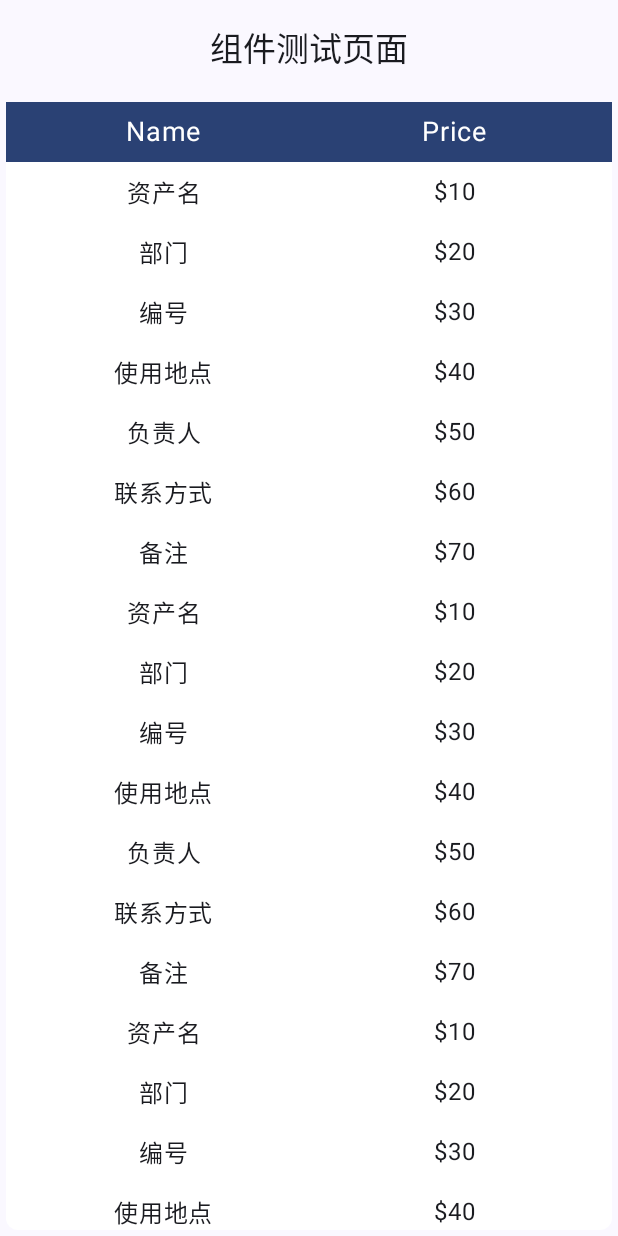
After one commit to fub1/ams, an Android app built with Jetpack Compose: the ComposeScreen screen opened through its navigation route, on a phone screen of 412 x 824 dp. The commit adds this screen. Run offline under Robolectric (Android 15) with nearby library versions, the phone set to English and light mode, and no system bars; our stand-ins replace Dagger/Hilt's generated code; 2 statements that could not run were skipped.

Commit message:
home页面资产管理菜单实现、滑动列表组件实现、datapicker有报错

```diff
--- a/app/build.gradle.kts
+++ b/app/build.gradle.kts
@@ -130,7 +130,7 @@ protobuf {
 
 
 dependencies {
-    implementation (libs.kotlinx.serialization.json)
+    implementation(libs.kotlinx.serialization.json.v151) // 确保版本与你的插件版本匹配
 
     // Libs Group1: AndroidX.core
     // https://developer.android.com/jetpack/androidx/releases/core
@@ -138,6 +138,7 @@ dependencies {
     implementation(libs.androidx.core.ktx)
     // To use the Animator APIs
     implementation(libs.androidx.core.animation)
+    implementation(libs.androidx.runtime.livedata)
 
     // To test the Animator APIs
     androidTestImplementation(libs.androidx.core.animation.testing)
--- /dev/null
+++ b/app/src/main/java/com/crty/ams/core/ui/compose/data_picker/CityModel.kt
@@ -0,0 +1,5 @@
+package com.crty.ams.core.ui.compose.data_picker
+
+
+import kotlinx.serialization.Serializable
+import kotlinx.serialization.SerialName
--- /dev/null
+++ b/app/src/main/java/com/crty/ams/core/ui/compose/roll_list/ComposeScreen.kt
@@ -0,0 +1,110 @@
+package com.crty.ams.core.ui.compose.roll_list
+
+import android.annotation.SuppressLint
+import androidx.compose.foundation.layout.Column
+import androidx.compose.foundation.layout.fillMaxSize
+import androidx.compose.foundation.layout.padding
+import androidx.compose.material3.Button
+import androidx.compose.material3.CenterAlignedTopAppBar
+import androidx.compose.material3.ExperimentalMaterial3Api
+import androidx.compose.material3.Scaffold
+import androidx.compose.material3.Text
+import androidx.compose.runtime.Composable
+import androidx.compose.runtime.getValue
+import androidx.compose.runtime.mutableStateOf
+import androidx.compose.runtime.remember
+import androidx.compose.runtime.setValue
+import androidx.compose.ui.Alignment
+import androidx.compose.ui.Modifier
+import androidx.compose.ui.platform.LocalContext
+import androidx.compose.ui.unit.dp
+import androidx.hilt.navigation.compose.hiltViewModel
+import androidx.navigation.NavHostController
+import com.crty.ams.core.ui.viewmodel.AssetViewModel
+import com.example.citypicker.SimonCityPicker
+
+@SuppressLint("UnusedMaterial3ScaffoldPaddingParameter")
+@OptIn(ExperimentalMaterial3Api::class)
+@Composable
+fun ComposeScreen(navController: NavHostController, viewModel: AssetViewModel = hiltViewModel()) {
+    val context = LocalContext.current
+    var selectedCity by remember { mutableStateOf("请选择城市") }
+    var isCity by remember { mutableStateOf(false) }
+    Scaffold{
+        listCompose()
+        SimonCityPicker(
+            context = context,
+            isCity = isCity,
+            onCitySelected = { city ->
+                selectedCity=city
+                isCity = false
+            })
+    }
+}
+
+
+@OptIn(ExperimentalMaterial3Api::class)
+@Composable
+fun listCompose(){
+    Scaffold(
+        topBar = {
+            CenterAlignedTopAppBar(
+                title = { Text("组件测试页面") },
+            )
+        }
+    ) { innerPadding ->
+        Column(
+            modifier = Modifier
+                .padding(innerPadding)
+                .fillMaxSize()
+                .padding(4.dp)
+        ) {
+            Column {
+                SimpleTable(menuItems = listOf(
+                    MenuItem("资产名", 10),
+                    MenuItem("部门", 20),
+                    MenuItem("编号", 30),
+                    MenuItem("使用地点", 40),
+                    MenuItem("负责人", 50),
+                    MenuItem("联系方式", 60),
+                    MenuItem("备注", 70),
+                    MenuItem("资产名", 10),
+                    MenuItem("部门", 20),
+                    MenuItem("编号", 30),
+                    MenuItem("使用地点", 40),
+                    MenuItem("负责人", 50),
+                    MenuItem("联系方式", 60),
+                    MenuItem("备注", 70),
+                    MenuItem("资产名", 10),
+                    MenuItem("部门", 20),
+                    MenuItem("编号", 30),
+                    MenuItem("使用地点", 40),
+                    MenuItem("负责人", 50),
+                    MenuItem("联系方式", 60),
+                    MenuItem("备注", 70),
+                    MenuItem("资产名", 10),
+                    MenuItem("部门", 20),
+                    MenuItem("编号", 30),
+                    MenuItem("使用地点", 40),
+                    MenuItem("负责人", 50),
+                    MenuItem("联系方式", 60),
+                    MenuItem("备注", 70),
+                    MenuItem("资产名", 10),
+                    MenuItem("部门", 20),
+                    MenuItem("编号", 30),
+                    MenuItem("使用地点", 40),
+                    MenuItem("负责人", 50),
+                    MenuItem("联系方式", 60),
+                    MenuItem("备注", 70),
+                ))
+                Button(
+                    onClick = { /*TODO*/ },
+                    modifier = Modifier.align(Alignment.CenterHorizontally)
+                ) {
+                    Text("提交")
+                }
+            }
+        }
+
+    }
+}
--- /dev/null
+++ b/app/src/main/java/com/crty/ams/core/ui/compose/roll_list/tablescreen.kt
@@ -0,0 +1,147 @@
+package com.crty.ams.core.ui.compose.roll_list
+
+import android.annotation.SuppressLint
+import androidx.compose.foundation.background
+import androidx.compose.foundation.clickable
+import androidx.compose.foundation.layout.*
+import androidx.compose.foundation.lazy.LazyColumn
+import androidx.compose.foundation.lazy.itemsIndexed
+import androidx.compose.foundation.shape.RoundedCornerShape
+import androidx.compose.foundation.text.KeyboardActions
+import androidx.compose.foundation.text.KeyboardOptions
+import androidx.compose.material3.*
+import androidx.compose.runtime.*
+import androidx.compose.ui.Modifier
+import androidx.compose.ui.graphics.Color
+import androidx.compose.ui.platform.LocalDensity
+import androidx.compose.ui.platform.LocalSoftwareKeyboardController
+import androidx.compose.ui.text.input.KeyboardType
+import androidx.compose.ui.text.style.TextAlign
+import androidx.compose.ui.tooling.preview.Preview
+import androidx.compose.ui.unit.dp
+import androidx.compose.ui.unit.sp
+
+
+data class MenuItem(var name: String, var unitPrice: Int)
+
+@OptIn(ExperimentalMaterial3Api::class)
+@SuppressLint("UnusedBoxWithConstraintsScope")
+@Composable
+fun SimpleTable(menuItems: List<MenuItem>) {
+    var editingIndex by remember { mutableStateOf<Pair<Int, Boolean>?>(null) }
+    val keyboardController = LocalSoftwareKeyboardController.current
+    val density = LocalDensity.current
+
+    BoxWithConstraints(
+        modifier = Modifier
+            .fillMaxWidth()
+            //.heightIn(max = with(density) { constraints.maxHeight.toDp() } * 0.65f)
+    ) {
+        Column(
+            modifier = Modifier
+                .background(Color.White, RoundedCornerShape(8.dp))
+                .fillMaxWidth()
+        ) {
+            Row(
+                modifier = Modifier
+                    .background(MaterialTheme.colorScheme.primary)
+                    .padding(8.dp)
+                    .fillMaxWidth()
+            ) {
+                Text(
+                    text = "Name",
+                    modifier = Modifier.weight(1f),
+                    color = Color.White,
+                    fontSize = 18.sp,
+                    textAlign = TextAlign.Center
+                )
+                Text(
+                    text = "Price",
+                    modifier = Modifier.weight(1f),
+                    color = Color.White,
+                    fontSize = 18.sp,
+                    textAlign = TextAlign.Center
+                )
+            }
+
+            LazyColumn(
+                modifier = Modifier.fillMaxWidth()
+            ) {
+                itemsIndexed(menuItems) { index, menuItem ->
+                    Row(
+                        modifier = Modifier
+                            .padding(8.dp)
+                            .fillMaxWidth()
+                    ) {
+                        if (editingIndex == Pair(index, true)) {
+                            TextField(
+                                value = menuItem.name,
+                                onValueChange = { menuItem.name = it },
+                                modifier = Modifier
+                                    .weight(1f)
+                                    .heightIn(max = 56.dp),
+                                singleLine = true,
+                                textStyle = LocalTextStyle.current.copy(fontSize = 16.sp, textAlign = TextAlign.Center),
+                                colors = TextFieldDefaults.textFieldColors(
+                                    containerColor = Color.Transparent
+                                ),
+                                keyboardActions = KeyboardActions(onDone = {
+                                    keyboardController?.hide()
+                                    editingIndex = null
+                                }),
+                                keyboardOptions = KeyboardOptions(keyboardType = KeyboardType.Number)
+                                //keyboardOptions = KeyboardOptions.Default.copy(imeAction = ImeAction.Done)
+                            )
+                        } else {
+                            Text(
+                                text = menuItem.name,
+                                modifier = Modifier
+                                    .weight(1f)
+                                    .clickable { editingIndex = Pair(index, true) },
+                                fontSize = 16.sp,
+                                textAlign = TextAlign.Center
+                            )
+                        }
+
+                        if (editingIndex == Pair(index, false)) {
+                            TextField(
+                                value = menuItem.unitPrice.toString(),
+                                onValueChange = { menuItem.unitPrice = it.toIntOrNull() ?: menuItem.unitPrice },
+                                modifier = Modifier
+                                    .weight(1f)
+                                    .heightIn(max = 56.dp),
+                                singleLine = true,
+                                textStyle = LocalTextStyle.current.copy(fontSize = 16.sp, textAlign = TextAlign.Center),
+                                colors = TextFieldDefaults.textFieldColors(
+                                    containerColor = Color.Transparent
+                                ),
+                                keyboardActions = KeyboardActions(onDone = {
+                                    keyboardController?.hide()
+                                    editingIndex = null
+                                }),
+                                keyboardOptions = KeyboardOptions(keyboardType = KeyboardType.Number)
+                                //keyboardOptions = KeyboardOptions.Default.copy(imeAction = ImeAction.Done)
+                            )
+                        } else {
+                            Text(
+                                text = "$${menuItem.unitPrice}",
+                                modifier = Modifier
+                                    .weight(1f)
+                                    .clickable { editingIndex = Pair(index, false) },
+                                fontSize = 16.sp,
+                                textAlign = TextAlign.Center
+                            )
+                        }
+                    }
+                }
+            }
+        }
+    }
+}
+
+@Preview(showBackground = true)
+@Composable
+fun SimpleTablePreview() {
+    val menuItems = remember { mutableStateListOf(MenuItem("Apple", 10), MenuItem("Banana", 20)) }
+    SimpleTable(menuItems)
+}
--- a/app/src/main/java/com/crty/ams/core/ui/navigation/AppNavigation.kt
+++ b/app/src/main/java/com/crty/ams/core/ui/navigation/AppNavigation.kt
@@ -5,10 +5,10 @@ import androidx.compose.runtime.Composable
 import androidx.navigation.compose.NavHost
 import androidx.navigation.compose.composable
 import androidx.navigation.compose.rememberNavController
+import com.crty.ams.core.ui.compose.roll_list.ComposeScreen
 import com.crty.ams.core.ui.screen.HomeScreen
 import com.crty.ams.core.ui.screen.LoginScreen
 import com.crty.ams.core.ui.screen.LoginSettingsScreen
-import com.crty.ams.core.ui.screen.SystemSettingsScreen
 
 @Composable
 fun AppNavigation(start: RouteList) {
@@ -23,6 +23,9 @@ fun AppNavigation(start: RouteList) {
         composable(route = RouteList.Home.description) {
             HomeScreen(navController)
         }
+        composable(route = RouteList.Test.description) {
+            ComposeScreen(navController)
+        }
     }
 }
 
@@ -32,5 +35,6 @@ fun AppNavigation(start: RouteList) {
 enum class RouteList(val description: String) {
     Login("login"),
     Settings("settings"),
-    Home("home")
+    Home("home"),
+    Test("compose")
 }
--- a/app/src/main/java/com/crty/ams/core/ui/viewmodel/AssetViewModel.kt
+++ b/app/src/main/java/com/crty/ams/core/ui/viewmodel/AssetViewModel.kt
@@ -1,12 +1,48 @@
 package com.crty.ams.core.ui.viewmodel
 
+import androidx.compose.material.icons.Icons
+import androidx.compose.material.icons.filled.AdUnits
+import androidx.compose.material.icons.filled.AddCircle
+import androidx.compose.material.icons.filled.Anchor
+import androidx.compose.material.icons.filled.Bathroom
+import androidx.compose.material.icons.filled.BlurLinear
+import androidx.compose.material.icons.filled.DateRange
+import androidx.compose.material.icons.filled.DirectionsOff
 import androidx.lifecycle.ViewModel
 import dagger.hilt.android.lifecycle.HiltViewModel
 import javax.inject.Inject
+
+import androidx.compose.ui.graphics.vector.ImageVector
+import androidx.compose.material.icons.filled.Home
+import androidx.compose.material.icons.filled.Favorite
+import androidx.compose.material.icons.filled.OilBarrel
+import androidx.compose.material.icons.filled.Settings
+import androidx.compose.material.icons.filled.YoutubeSearchedFor
+import androidx.compose.runtime.mutableStateListOf
+import androidx.compose.runtime.snapshots.SnapshotStateList
+
+
+data class MenuItem(val id: Int, val title: String, val icon: ImageVector)
 
 @HiltViewModel
 class AssetViewModel @Inject constructor(
     // Inject your repository or use case here
 ) : ViewModel() {
 
+    private val _menuItems = mutableStateListOf(
+        MenuItem(1, "资产登记", Icons.Filled.Home),
+        MenuItem(2, "资产调拨", Icons.Filled.DirectionsOff),
+        MenuItem(3, "资产领用", Icons.Filled.Settings),
+        MenuItem(4, "资产信息维护", Icons.Filled.Favorite),
+        MenuItem(5, "资产盘点", Icons.Filled.AdUnits),
+        MenuItem(6, "资产发出", Icons.Filled.AddCircle),
+        MenuItem(7, "资产组管理（主从）", Icons.Filled.Anchor),
+        MenuItem(8, "资产组信息维护", Icons.Filled.Bathroom),
+        MenuItem(9, "资产查询", Icons.Filled.BlurLinear),
+        MenuItem(10, "标签绑定", Icons.Filled.DateRange),
+        MenuItem(11, "标签解绑", Icons.Filled.YoutubeSearchedFor),
+        MenuItem(12, "资产报废", Icons.Filled.OilBarrel)
+    )
+
+    val menuItems: SnapshotStateList<MenuItem> get() = _menuItems
 }
--- a/gradle/libs.versions.toml
+++ b/gradle/libs.versions.toml
@@ -10,6 +10,7 @@
 # 在项目结构中配置
 agp = "8.5.2"
 
+jetbrainsKotlinxSerializationJson = "1.5.1"
 kotlin = "2.0.0"
 # https://github.com/JetBrains/kotlin/releases
 kotlin-coroutines = "1.8.1"
@@ -24,6 +25,7 @@ kotlin-coroutines = "1.8.1"
 # https://developer.android.com/jetpack/androidx/releases/compose-kotlin?hl=zh-cn
 # ksp
 kotlinxSerializationJson = "1.6.3"
+kotlinxSerializationJsonVersion = "1.3.2"
 ksp = "2.0.0-1.0.21"
 
 # Libs Group1: AndroidX.core
@@ -80,6 +82,7 @@ junitVersion = "1.2.1"
 espressoCore = "3.6.1"
 appcompat = "1.7.0"
 material = "1.12.0"
+runtimeLivedata = "1.6.8"
 
 
 
@@ -165,6 +168,8 @@ androidx-paging-compose = { group = "androidx.paging", name = "paging-compose",
 # Libs Group8: Room
 # https://developer.android.com/jetpack/androidx/releases/room
 kotlinx-serialization-json = { module = "org.jetbrains.kotlinx:kotlinx-serialization-json", version.ref = "kotlinxSerializationJson" }
+kotlinx-serialization-json-v132 = { module = "org.jetbrains.kotlinx:kotlinx-serialization-json", version.ref = "kotlinxSerializationJsonVersion" }
+kotlinx-serialization-json-v151 = { module = "org.jetbrains.kotlinx:kotlinx-serialization-json", version.ref = "jetbrainsKotlinxSerializationJson" }
 room-runtime = { group = "androidx.room", name = "room-runtime", version.ref = "room" }
 room-compiler = { group = "androidx.room", name = "room-compiler", version.ref = "room" }
 room-ktx = { group = "androidx.room", name = "room-ktx", version.ref = "room" }
@@ -203,6 +208,7 @@ androidx-junit = { group = "androidx.test.ext", name = "junit", version.ref = "j
 androidx-espresso-core = { group = "androidx.test.espresso", name = "espresso-core", version.ref = "espressoCore" }
 androidx-appcompat = { group = "androidx.appcompat", name = "appcompat", version.ref = "appcompat" }
 material = { group = "com.google.android.material", name = "material", version.ref = "material" }
+androidx-runtime-livedata = { group = "androidx.compose.runtime", name = "runtime-livedata", version.ref = "runtimeLivedata" }
 
 [plugins]
 android-application = { id = "com.android.application", version.ref = "agp" }
```
Also changed, not shown: app/src/main/java/com/crty/ams/core/ui/compose/data_picker/SimonCityPicker.kt (added, +311 -0 lines), app/src/main/java/com/crty/ams/core/ui/screen/AssetScreen.kt (+92 -4 lines), 1 other file.
